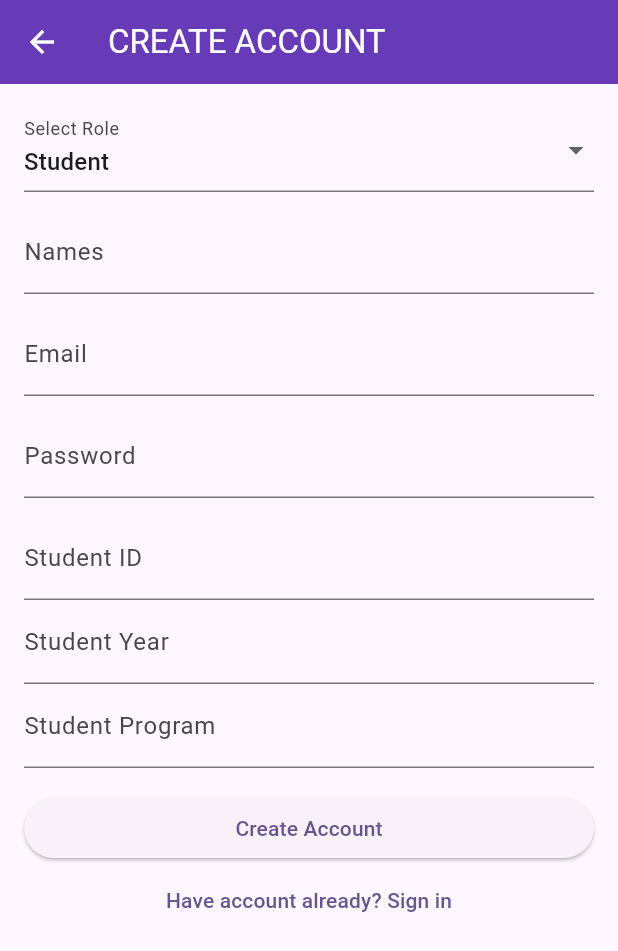
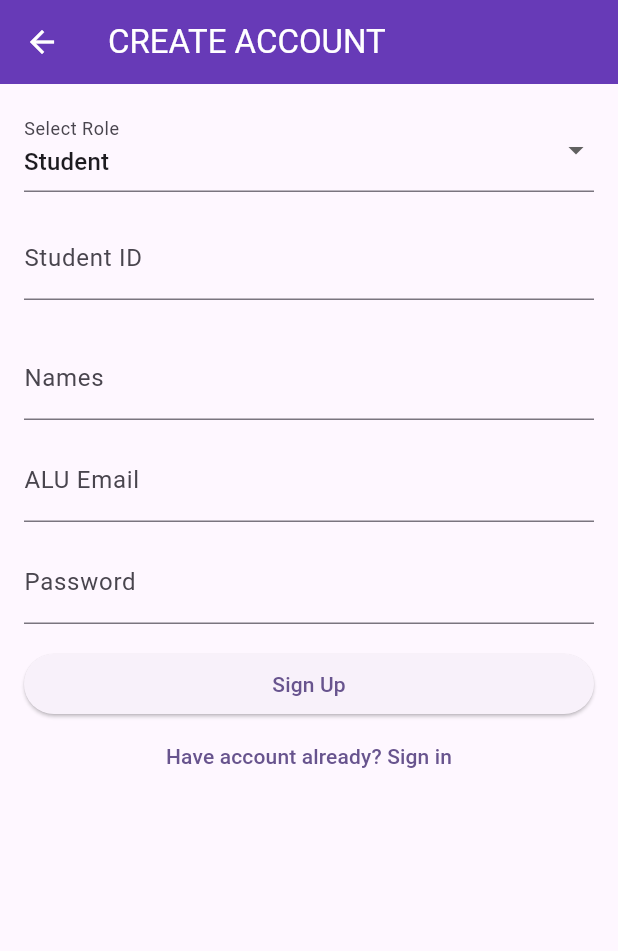
Before and after one commit to nIgihozo/CampusReportingApp, a Flutter app: the SignupScreen screen opened directly, on a phone screen of 412 x 824 dp. Shown: the top 951 px of the screen. Run offline on Flutter 3.47's test engine with Material 3 defaults, Android fonts, the phone set to English and light mode, and no system bars; our stand-ins replace cloud_firestore, firebase_auth, firebase_core, flutter_dotenv; accounts and stored records are empty.

Commit message:
Adding intergrated signup page with backend

```diff
--- a/lib/screens/signup_screen.dart
+++ b/lib/screens/signup_screen.dart
@@ -1,7 +1,8 @@
+
 import 'package:flutter/material.dart';
+import '../service/auth_service.dart';
 import 'home_screen.dart';
 import 'login_screen.dart';
-
 
 class SignupScreen extends StatefulWidget {
   const SignupScreen({super.key});
@@ -11,108 +12,70 @@ class SignupScreen extends StatefulWidget {
 }
 
 class _SignupScreenState extends State<SignupScreen> {
-  final _emailController = TextEditingController();
-  final _passwordController = TextEditingController();
-  final _nameController = TextEditingController();
+  final _emailCtrl = TextEditingController();
+  final _passCtrl = TextEditingController();
+  final _nameCtrl = TextEditingController();
+  final _extraCtrl = TextEditingController();
+  String _role = 'Student';
+  bool _isLoading = false;
+  final _authService = AuthService();
 
-  // Role-Specific Base Controller Fields
-  final _studentIdController = TextEditingController();
-  final _studentYearController = TextEditingController();
-  final _studentProgrameController = TextEditingController();
-  final _departmentController = TextEditingController();
-  final _adminCodeController = TextEditingController();
+  void _handleSignUp() async {
+    setState(() => _isLoading = true);
+    String? err = await _authService.signUp(
+      email: _emailCtrl.text.trim(),
+      password: _passCtrl.text.trim(),
+      name: _nameCtrl.text.trim(),
+      role: _role,
+      extraDetail: _extraCtrl.text.trim(),
+    );
+    setState(() => _isLoading = false);
 
-  String _selectRole = 'Student'; // Default selected role
+    if (!mounted) return;
+    if (err != null) {
+      ScaffoldMessenger.of(context).showSnackBar(SnackBar(content: Text(err)));
+    } else {
+      ScaffoldMessenger.of(context).showSnackBar(
+        const SnackBar(content: Text('Account created! Please check your email for verification.')),
+      );
+      Navigator.pushReplacement(context, MaterialPageRoute(builder: (_) => const HomeScreen()));
+    }
+  }
 
   @override
   Widget build(BuildContext context) {
     return Scaffold(
-      appBar: AppBar(
-        title: const Text("CREATE ACCOUNT"),
-        backgroundColor: Colors.deepPurple,
-        foregroundColor: Colors.white,
-      ),
+      appBar: AppBar(title: const Text("CREATE ACCOUNT"), backgroundColor: Colors.deepPurple, foregroundColor: Colors.white),
       body: Padding(
         padding: const EdgeInsets.all(16.0),
         child: ListView(
           children: [
-            // Role Sector Based
             DropdownButtonFormField<String>(
-              initialValue: _selectRole,
-              items: ['Student', 'Faculty', 'Admin']
-                  .map((role) => DropdownMenuItem(
-                        value: role,
-                        child: Text(role),
-                      ))
-                  .toList(),
-              onChanged: (value)  => setState(() => _selectRole = value!),
+              initialValue: _role,
+              items: ['Student', 'Faculty', 'Admin'].map((r) => DropdownMenuItem(value: r, child: Text(r))).toList(),
+              onChanged: (val) => setState(() => _role = val!),
               decoration: const InputDecoration(labelText: 'Select Role'),
             ),
+            const SizedBox(height: 16),
+            if (_role == 'Student') ...[
+              TextField(controller: _extraCtrl, decoration: const InputDecoration(labelText: 'Student ID')),
+            ] else if (_role == 'Faculty') ...[
+              TextField(controller: _extraCtrl, decoration: const InputDecoration(labelText: 'Department Name')),
+            ] else if (_role == 'Admin') ...[
+              TextField(controller: _extraCtrl, decoration: const InputDecoration(labelText: 'Admin Access Code'), obscureText: true),
+            ],
+            const SizedBox(height: 24),
+            TextField(controller: _nameCtrl, decoration: const InputDecoration(labelText: 'Names')),
             const SizedBox(height: 12),
-
-            // Common Fields for All Roles
-            TextField(
-              controller: _nameController,
-              decoration: const InputDecoration(labelText: 'Names'),
-            ),
+            TextField(controller: _emailCtrl, decoration: const InputDecoration(labelText: 'ALU Email')),
             const SizedBox(height: 12),
-            TextField(
-              controller: _emailController,
-              decoration: const InputDecoration(labelText: 'Email'),
-            ),
-            const SizedBox(height: 12),
-            TextField(
-              controller: _passwordController,
-              decoration: const InputDecoration(labelText: 'Password'),
-              obscureText: true,
-            ),
-            const SizedBox(height: 12),
-
-
-            // Role-based Specification
-            if(_selectRole == 'Student') ...[
-              TextField(
-                controller: _studentIdController,
-                decoration: const InputDecoration(labelText: 'Student ID'),
-              ),
-              TextField(
-                controller: _studentYearController,
-                decoration: const InputDecoration(labelText: 'Student Year'),
-              ),
-              TextField(
-                controller: _studentProgrameController,
-                decoration: const InputDecoration(labelText: 'Student Program'),
-              ),
-            ] else if (_selectRole == 'Faculty') ...[
-              TextField(
-                controller: _departmentController,
-                decoration: const InputDecoration(labelText: 'Department'),
-              ),
-            ] else if (_selectRole == 'Admin') ...[
-              TextField(
-                controller: _adminCodeController,
-                decoration: const InputDecoration(labelText: 'Admin Access Code'),
-                obscureText: true,
-              ),
-            ],
+            TextField(controller: _passCtrl, decoration: const InputDecoration(labelText: 'Password'), obscureText: true),
             const SizedBox(height: 16),
-            ElevatedButton(
-              onPressed: () {
-                // Handle Signup logic
-                Navigator.pushReplacement(
-                  context,
-                  MaterialPageRoute(builder: (context) => const HomeScreen()),
-                );
-              },
-              child: const Text('Create Account'),
-            ),
+            _isLoading
+                ? const Center(child: CircularProgressIndicator())
+                : ElevatedButton(onPressed: _handleSignUp, child: const Text('Sign Up')),
             TextButton(
-              onPressed: () {
-                Navigator.push(
-                  context,
-                  MaterialPageRoute(builder: (context) => const LoginScreen()),
-                );
-              },
+              onPressed: () => Navigator.push(context, MaterialPageRoute(builder: (_) => const LoginScreen())),
               child: const Text('Have account already? Sign in'),
             ),
           ],
--- a/pubspec.yaml
+++ b/pubspec.yaml
@@ -34,8 +34,10 @@ dependencies:
   # The following adds the Cupertino Icons font to your application.
   # Use with the CupertinoIcons class for iOS style icons.
   cupertino_icons: ^1.0.8
-  firebase_core: ^5.1.0
+  firebase_core: ^3.15.2
   flutter_dotenv: ^6.0.1
+  firebase_auth: ^5.4.0
+  cloud_firestore: ^5.6.0
 
 dev_dependencies:
   flutter_test:
```
Also changed, not shown: lib/main.dart (+32 -2 lines), lib/service/auth_service.dart (added, +55 -0 lines), pubspec.lock, 3 other files.
